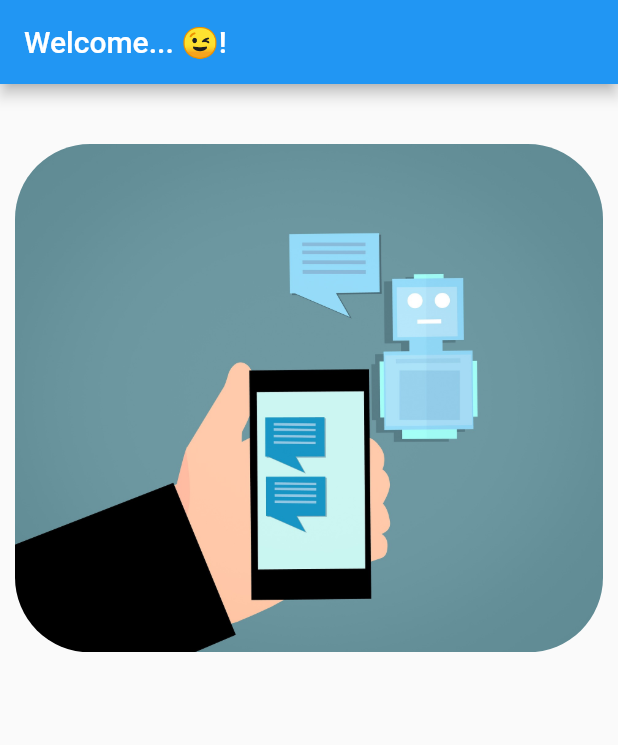
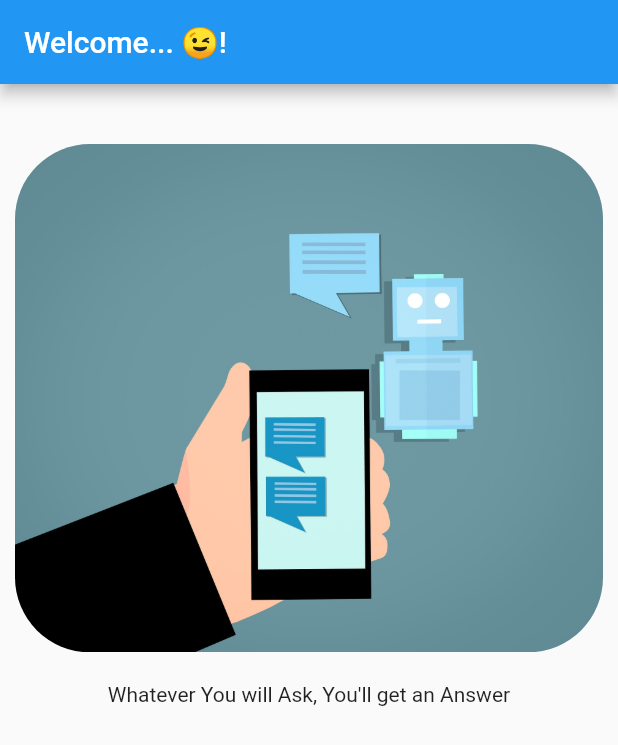
Before and after one commit to Abd0Khalifa/CHAT_GPT_, a Flutter app: the screen it shows after launch, on a phone screen of 412 x 824 dp. Shown: the top 745 px of the screen. Run offline on Flutter 3.47's test engine with Material 2 defaults, Android fonts, the phone set to English and light mode, and no system bars.

Commit message:
AbdulrahmanKhalifa Add text into welcome screen

```diff
--- a/lib/screen/welcome_screen.dart
+++ b/lib/screen/welcome_screen.dart
@@ -45,6 +45,18 @@ class _WelcomeScreenState extends State<WelcomeScreen>
             (
             height: 10,
           ),
+          Column
+            (
+            children:
+            [
+              const Text("Whatever You will Ask, You'll get an Answer"),
+              const SizedBox
+                (
+                height: 100,
+              ),
+
+            ],
+          ),
         ]
       ),
     );
```
